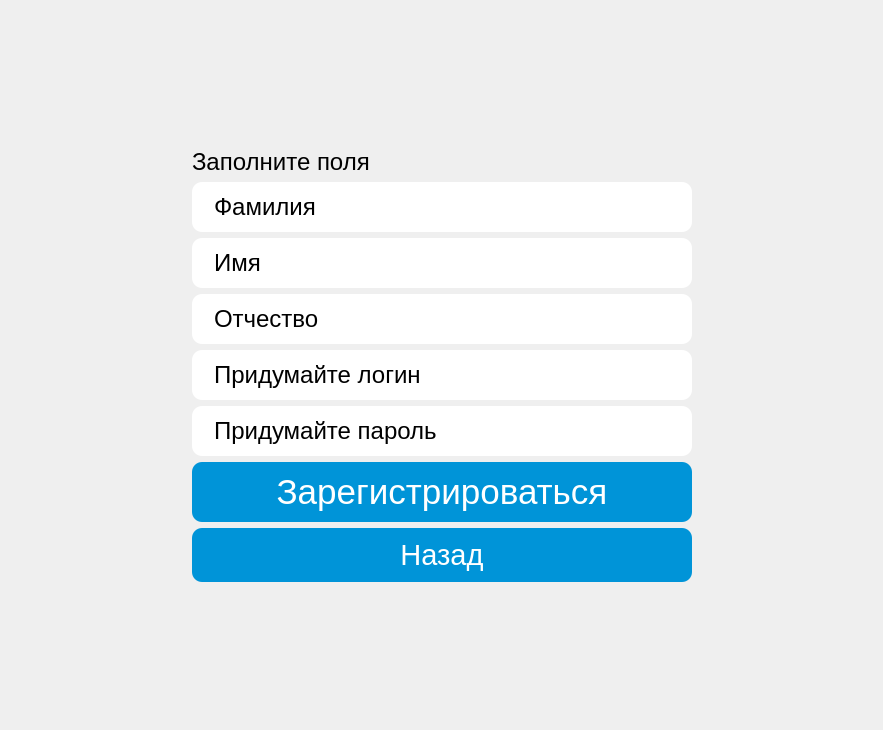
The window that client_part/ui/registration.ui (TimeB30/db_project) describes before a commit, drawn with Qt 5.
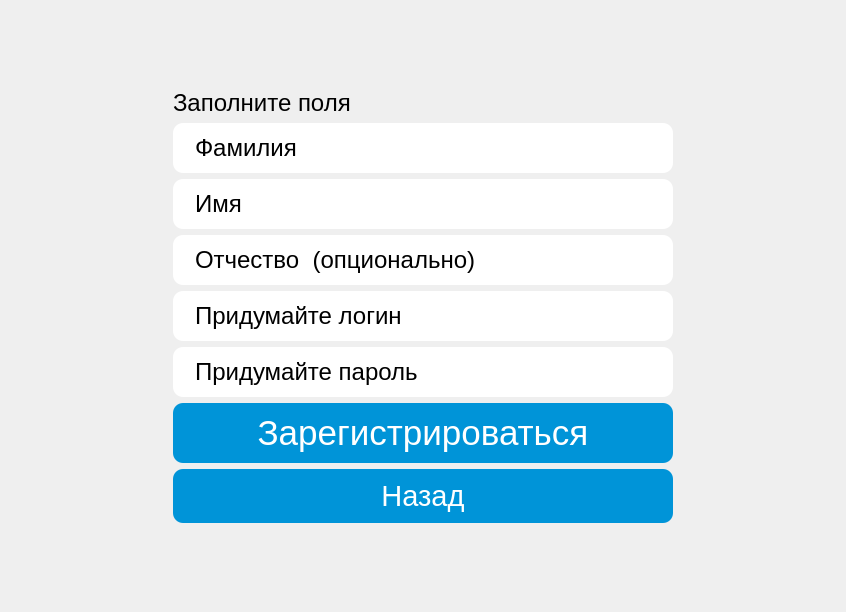
The same window after the commit. Icons and pictures are not drawn.

Patch:
```diff
--- a/client_part/ui/registration.ui
+++ b/client_part/ui/registration.ui
@@ -6,8 +6,8 @@
    <rect>
     <x>0</x>
     <y>0</y>
-    <width>883</width>
-    <height>730</height>
+    <width>846</width>
+    <height>612</height>
    </rect>
   </property>
   <property name="windowTitle">
@@ -24,8 +24,20 @@
     <string notr="true">background: transparent; </string>
    </property>
    <layout class="QGridLayout" name="gridLayout">
-    <item row="2" column="1">
-     <widget class="QLineEdit" name="surname_line">
+    <item row="5" column="1" alignment="Qt::AlignHCenter">
+     <widget class="QLineEdit" name="login_line">
+      <property name="sizePolicy">
+       <sizepolicy hsizetype="Fixed" vsizetype="Fixed">
+        <horstretch>0</horstretch>
+        <verstretch>0</verstretch>
+       </sizepolicy>
+      </property>
+      <property name="minimumSize">
+       <size>
+        <width>500</width>
+        <height>0</height>
+       </size>
+      </property>
       <property name="font">
        <font>
         <family>Arial</family>
@@ -42,15 +54,77 @@
     padding: 10px 20px;          </string>
       </property>
       <property name="text">
-       <string>Фамилия</string>
+       <string>Придумайте логин</string>
       </property>
       <property name="maxLength">
        <number>64</number>
       </property>
      </widget>
     </item>
-    <item row="8" column="1">
+    <item row="4" column="0">
+     <spacer name="horizontalSpacer">
+      <property name="orientation">
+       <enum>Qt::Horizontal</enum>
+      </property>
+      <property name="sizeHint" stdset="0">
+       <size>
+        <width>40</width>
+        <height>20</height>
+       </size>
+      </property>
+     </spacer>
+    </item>
+    <item row="3" column="1" alignment="Qt::AlignHCenter">
+     <widget class="QLineEdit" name="name_line">
+      <property name="sizePolicy">
+       <sizepolicy hsizetype="Fixed" vsizetype="Fixed">
+        <horstretch>0</horstretch>
+        <verstretch>0</verstretch>
+       </sizepolicy>
+      </property>
+      <property name="minimumSize">
+       <size>
+        <width>500</width>
+        <height>0</height>
+       </size>
+      </property>
+      <property name="font">
+       <font>
+        <family>Arial</family>
+        <pointsize>18</pointsize>
+       </font>
+      </property>
+      <property name="focusPolicy">
+       <enum>Qt::ClickFocus</enum>
+      </property>
+      <property name="styleSheet">
+       <string notr="true">background: white;
+border: none;                
+    border-radius: 10px;        
+    padding: 10px 20px;          </string>
+      </property>
+      <property name="text">
+       <string>Имя</string>
+      </property>
+      <property name="maxLength">
+       <number>64</number>
+      </property>
+     </widget>
+    </item>
+    <item row="8" column="1" alignment="Qt::AlignHCenter">
      <widget class="QPushButton" name="back_button">
+      <property name="sizePolicy">
+       <sizepolicy hsizetype="Fixed" vsizetype="Fixed">
+        <horstretch>0</horstretch>
+        <verstretch>0</verstretch>
+       </sizepolicy>
+      </property>
+      <property name="minimumSize">
+       <size>
+        <width>500</width>
+        <height>0</height>
+       </size>
+      </property>
       <property name="font">
        <font>
         <family>Arial</family>
@@ -78,7 +152,7 @@
      </widget>
     </item>
     <item row="9" column="1">
-     <spacer name="verticalSpacer">
+     <spacer name="verticalSpacer_2">
       <property name="orientation">
        <enum>Qt::Vertical</enum>
       </property>
@@ -90,93 +164,20 @@
       </property>
      </spacer>
     </item>
-    <item row="5" column="0">
-     <spacer name="horizontalSpacer">
-      <property name="orientation">
-       <enum>Qt::Horizontal</enum>
-      </property>
-      <property name="sizeHint" stdset="0">
-       <size>
-        <width>40</width>
-        <height>20</height>
-       </size>
-      </property>
-     </spacer>
-    </item>
-    <item row="6" column="2">
-     <spacer name="horizontalSpacer_2">
-      <property name="orientation">
-       <enum>Qt::Horizontal</enum>
-      </property>
-      <property name="sizeHint" stdset="0">
-       <size>
-        <width>40</width>
-        <height>20</height>
-       </size>
-      </property>
-     </spacer>
-    </item>
-    <item row="7" column="1">
-     <widget class="QPushButton" name="registry_button">
-      <property name="font">
-       <font>
-        <family>Arial</family>
-        <pointsize>26</pointsize>
-       </font>
-      </property>
-      <property name="styleSheet">
-       <string notr="true">QPushButton {
-    background: rgb(0, 148, 216);
-    color: white;
-    border: none;
-    border-radius: 10px;
-    padding: 10px 20px;
-}
-QPushButton:hover {
-    background: rgb(0, 120, 190); /* Цвет при наведении */
-}
-QPushButton:pressed {
-    background: rgb(0, 100, 160); /* Цвет при нажатии */
-}</string>
-      </property>
-      <property name="text">
-       <string>Зарегистрироваться</string>
-      </property>
-     </widget>
-    </item>
-    <item row="5" column="1">
-     <widget class="QLineEdit" name="login_line">
-      <property name="minimumSize">
-       <size>
-        <width>500</width>
-        <height>0</height>
-       </size>
-      </property>
-      <property name="font">
-       <font>
-        <family>Arial</family>
-        <pointsize>18</pointsize>
-       </font>
-      </property>
-      <property name="focusPolicy">
-       <enum>Qt::ClickFocus</enum>
-      </property>
-      <property name="styleSheet">
-       <string notr="true">background: white;
-border: none;                
-    border-radius: 10px;        
-    padding: 10px 20px;          </string>
-      </property>
-      <property name="text">
-       <string>Придумайте логин</string>
-      </property>
-      <property name="maxLength">
-       <number>64</number>
-      </property>
-     </widget>
-    </item>
-    <item row="4" column="1">
+    <item row="4" column="1" alignment="Qt::AlignHCenter">
      <widget class="QLineEdit" name="middle_name_line">
+      <property name="sizePolicy">
+       <sizepolicy hsizetype="Fixed" vsizetype="Fixed">
+        <horstretch>0</horstretch>
+        <verstretch>0</verstretch>
+       </sizepolicy>
+      </property>
+      <property name="minimumSize">
+       <size>
+        <width>500</width>
+        <height>0</height>
+       </size>
+      </property>
       <property name="font">
        <font>
         <family>Arial</family>
@@ -193,15 +194,21 @@
     padding: 10px 20px;          </string>
       </property>
       <property name="text">
-       <string>Отчество</string>
+       <string>Отчество  (опционально)</string>
       </property>
       <property name="maxLength">
        <number>64</number>
       </property>
      </widget>
     </item>
-    <item row="1" column="1" alignment="Qt::AlignLeft">
+    <item row="1" column="1">
      <widget class="QLabel" name="appointment">
+      <property name="sizePolicy">
+       <sizepolicy hsizetype="Expanding" vsizetype="Minimum">
+        <horstretch>0</horstretch>
+        <verstretch>0</verstretch>
+       </sizepolicy>
+      </property>
       <property name="minimumSize">
        <size>
         <width>300</width>
@@ -210,8 +217,8 @@
       </property>
       <property name="maximumSize">
        <size>
-        <width>250</width>
-        <height>250</height>
+        <width>16777215</width>
+        <height>16777215</height>
        </size>
       </property>
       <property name="font">
@@ -231,8 +238,60 @@
       </property>
      </widget>
     </item>
-    <item row="3" column="1">
-     <widget class="QLineEdit" name="name_line">
+    <item row="7" column="1" alignment="Qt::AlignHCenter">
+     <widget class="QPushButton" name="registry_button">
+      <property name="sizePolicy">
+       <sizepolicy hsizetype="Fixed" vsizetype="Fixed">
+        <horstretch>0</horstretch>
+        <verstretch>0</verstretch>
+       </sizepolicy>
+      </property>
+      <property name="minimumSize">
+       <size>
+        <width>500</width>
+        <height>0</height>
+       </size>
+      </property>
+      <property name="font">
+       <font>
+        <family>Arial</family>
+        <pointsize>26</pointsize>
+       </font>
+      </property>
+      <property name="styleSheet">
+       <string notr="true">QPushButton {
+    background: rgb(0, 148, 216);
+    color: white;
+    border: none;
+    border-radius: 10px;
+    padding: 10px 20px;
+}
+QPushButton:hover {
+    background: rgb(0, 120, 190); /* Цвет при наведении */
+}
+QPushButton:pressed {
+    background: rgb(0, 100, 160); /* Цвет при нажатии */
+}</string>
+      </property>
+      <property name="text">
+       <string>Зарегистрироваться</string>
+      </property>
+     </widget>
+    </item>
+    <item row="2" column="1" alignment="Qt::AlignHCenter">
+     <widget class="QLineEdit" name="surname_line">
+      <property name="sizePolicy">
+       <sizepolicy hsizetype="Fixed" vsizetype="Fixed">
+        <horstretch>0</horstretch>
+        <verstretch>0</verstretch>
+       </sizepolicy>
+      </property>
+      <property name="minimumSize">
+       <size>
+        <width>500</width>
+        <height>0</height>
+       </size>
+      </property>
       <property name="font">
        <font>
         <family>Arial</family>
@@ -249,15 +308,21 @@
     padding: 10px 20px;          </string>
       </property>
       <property name="text">
-       <string>Имя</string>
+       <string>Фамилия</string>
       </property>
       <property name="maxLength">
        <number>64</number>
       </property>
      </widget>
     </item>
-    <item row="6" column="1">
+    <item row="6" column="1" alignment="Qt::AlignHCenter">
      <widget class="QLineEdit" name="password_line">
+      <property name="sizePolicy">
+       <sizepolicy hsizetype="Fixed" vsizetype="Fixed">
+        <horstretch>0</horstretch>
+        <verstretch>0</verstretch>
+       </sizepolicy>
+      </property>
       <property name="minimumSize">
        <size>
         <width>500</width>
@@ -288,7 +353,7 @@
      </widget>
     </item>
     <item row="0" column="1">
-     <spacer name="verticalSpacer_2">
+     <spacer name="verticalSpacer">
       <property name="orientation">
        <enum>Qt::Vertical</enum>
       </property>
@@ -300,6 +365,19 @@
       </property>
      </spacer>
     </item>
+    <item row="4" column="2">
+     <spacer name="horizontalSpacer_2">
+      <property name="orientation">
+       <enum>Qt::Horizontal</enum>
+      </property>
+      <property name="sizeHint" stdset="0">
+       <size>
+        <width>40</width>
+        <height>20</height>
+       </size>
+      </property>
+     </spacer>
+    </item>
    </layout>
    <zorder>login_line</zorder>
    <zorder>surname_line</zorder>
```
Left out of the diff: 8 changed lines with no effect on the pictures.
